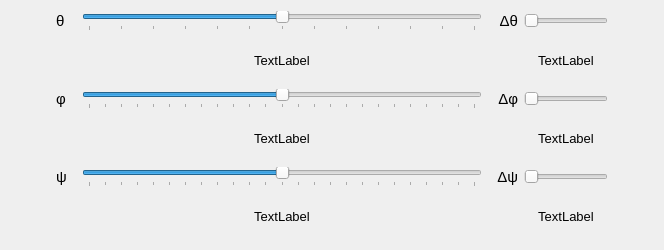
Old version of the form src/sas/qtgui/Utilities/UI/OrientationViewerControllerUI.ui in the repository SasView/sasview.
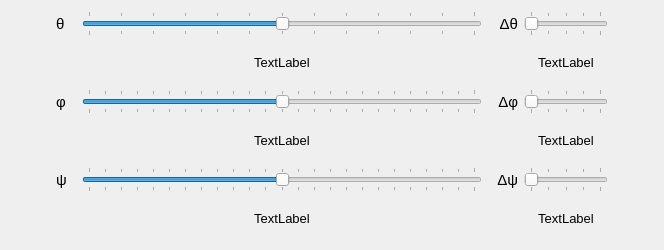
New version of the form.

Commit message: Updated slider appearance

What changed in the file:
```diff
--- a/src/sas/qtgui/Utilities/UI/OrientationViewerControllerUI.ui
+++ b/src/sas/qtgui/Utilities/UI/OrientationViewerControllerUI.ui
@@ -46,6 +46,12 @@
      <property name="orientation">
       <enum>Qt::Horizontal</enum>
      </property>
+     <property name="tickPosition">
+      <enum>QSlider::TicksBothSides</enum>
+     </property>
+     <property name="tickInterval">
+      <number>15</number>
+     </property>
     </widget>
    </item>
    <item row="4" column="4">
@@ -74,6 +80,12 @@
      <property name="orientation">
       <enum>Qt::Horizontal</enum>
      </property>
+     <property name="tickPosition">
+      <enum>QSlider::TicksBothSides</enum>
+     </property>
+     <property name="tickInterval">
+      <number>15</number>
+     </property>
     </widget>
    </item>
    <item row="5" column="2">
@@ -177,6 +189,12 @@
      <property name="orientation">
       <enum>Qt::Horizontal</enum>
      </property>
+     <property name="tickPosition">
+      <enum>QSlider::TicksBothSides</enum>
+     </property>
+     <property name="tickInterval">
+      <number>15</number>
+     </property>
     </widget>
    </item>
    <item row="1" column="4">
@@ -290,7 +308,7 @@
       <enum>Qt::Horizontal</enum>
      </property>
      <property name="tickPosition">
-      <enum>QSlider::TicksBelow</enum>
+      <enum>QSlider::TicksBothSides</enum>
      </property>
      <property name="tickInterval">
       <number>15</number>
@@ -384,7 +402,7 @@
       <enum>Qt::Horizontal</enum>
      </property>
      <property name="tickPosition">
-      <enum>QSlider::TicksBelow</enum>
+      <enum>QSlider::TicksBothSides</enum>
      </property>
      <property name="tickInterval">
       <number>15</number>
@@ -418,7 +436,7 @@
       <enum>Qt::Horizontal</enum>
      </property>
      <property name="tickPosition">
-      <enum>QSlider::TicksBelow</enum>
+      <enum>QSlider::TicksBothSides</enum>
      </property>
      <property name="tickInterval">
       <number>15</number>
```
The commit also changes 1 other file.
